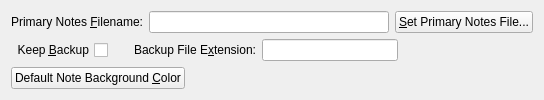
Above: programs/KJVCanOpener/KJVUserNotesDatabaseConfig.ui from dewhisna/KingJamesPureBibleSearch before the change. Below: the same form after it.
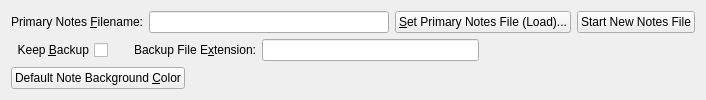
That is the form after the change.

```diff
--- a/programs/KJVCanOpener/KJVUserNotesDatabaseConfig.ui
+++ b/programs/KJVCanOpener/KJVUserNotesDatabaseConfig.ui
@@ -80,7 +80,20 @@
         <string>Click to Browse and Select Primary User Notes/Highlighters/Cross-References File</string>
        </property>
        <property name="text">
-        <string>&amp;Set Primary Notes File...</string>
+        <string>&amp;Set Primary Notes File (Load)...</string>
+       </property>
+      </widget>
+     </item>
+     <item>
+      <widget class="QPushButton" name="btnStartNewUserNotesFile">
+       <property name="toolTip">
+        <string>Close the Current Primary Notes File and Start with a New Empty Notes File</string>
+       </property>
+       <property name="statusTip">
+        <string>Close the Current Primary Notes File and Start with a New Empty Notes File</string>
+       </property>
+       <property name="text">
+        <string>Start New Notes File</string>
        </property>
       </widget>
      </item>
@@ -135,12 +148,6 @@
      </item>
      <item>
       <widget class="QLineEdit" name="editBackupExtension">
-       <property name="sizePolicy">
-        <sizepolicy hsizetype="Expanding" vsizetype="Fixed">
-         <horstretch>0</horstretch>
-         <verstretch>0</verstretch>
-        </sizepolicy>
-       </property>
        <property name="toolTip">
         <string>Extension to add to Notes File Backups</string>
        </property>
```
Left out of the diff: 2 changed lines with no effect on the pictures.
